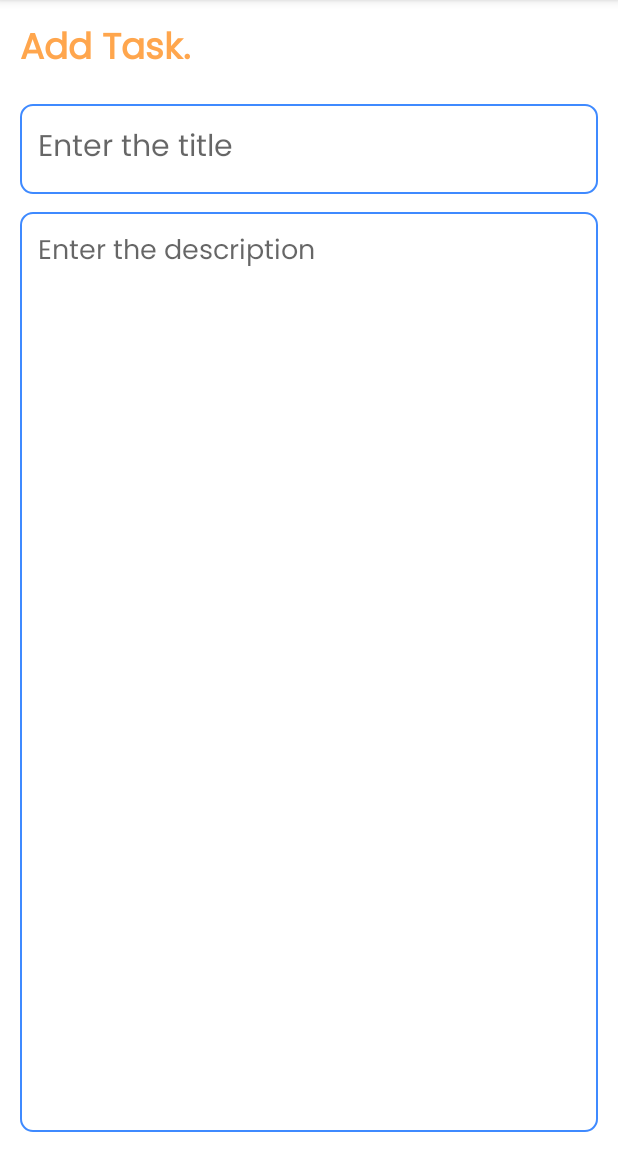
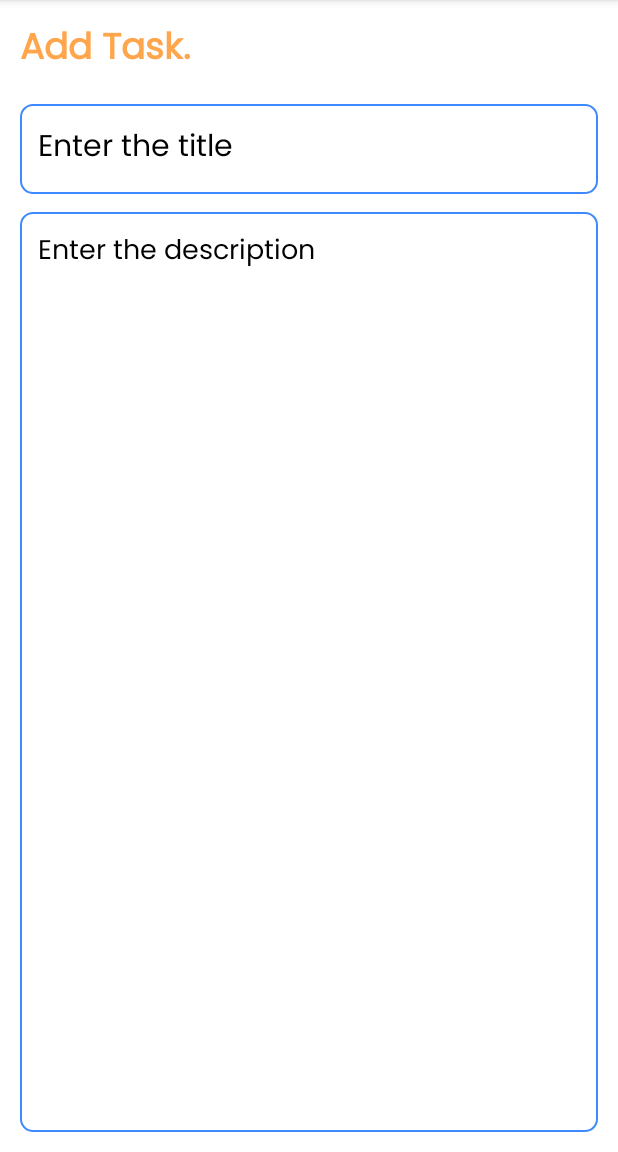
Before and after one commit to ChrisKing2023/TaskManagement2, an Android app: the AddTaskFragment screen opened through its navigation route, on a phone screen of 412 x 824 dp, the part 84-1236 px from its top. Run offline under Robolectric (Android 15) with nearby library versions, the phone set to English and light mode, and no system bars; our stand-ins replace Room's generated code, data binding.

Commit message:
small fixes

```diff
--- a/app/src/main/AndroidManifest.xml
+++ b/app/src/main/AndroidManifest.xml
@@ -6,9 +6,9 @@
         android:allowBackup="true"
         android:dataExtractionRules="@xml/data_extraction_rules"
         android:fullBackupContent="@xml/backup_rules"
-        android:icon="@mipmap/ic_launcher"
+        android:icon="@drawable/task_icon"
         android:label="@string/app_name"
-        android:roundIcon="@mipmap/ic_launcher_round"
+        android:roundIcon="@drawable/task_icon"
         android:supportsRtl="true"
         android:theme="@style/Base.Theme.TaskManagement2"
         tools:targetApi="31">
--- a/app/src/main/res/layout/fragment_add_task.xml
+++ b/app/src/main/res/layout/fragment_add_task.xml
@@ -9,6 +9,8 @@
         android:layout_height="match_parent"
         android:orientation="vertical"
         tools:context=".NewTaskFragment"
+        android:background="@color/white"
+
         android:padding="12dp">
 
         <TextView
@@ -28,6 +30,8 @@
             android:layout_width="match_parent"
             android:layout_height="60dp"
             android:hint="@string/enter_the_title"
+            android:textColorHint="@color/black"
+            android:textColor="@color/black"
             android:padding="12dp"
             android:textSize="20sp"
             android:layout_below="@id/addTaskHeading"
@@ -41,6 +45,8 @@
             android:layout_width="match_parent"
             android:layout_height="match_parent"
             android:hint="@string/enter_the_description"
+            android:textColorHint="@color/black"
+            android:textColor="@color/black"
             android:gravity="top"
             android:padding="12dp"
             android:textSize="18sp"
--- a/app/src/main/res/layout/fragment_edit_task.xml
+++ b/app/src/main/res/layout/fragment_edit_task.xml
@@ -9,6 +9,8 @@
         android:layout_height="match_parent"
         android:orientation="vertical"
         android:padding="12dp"
+        android:background="@color/white"
+        android:backgroundTint="@color/white"
         tools:context=".UpdateTaskFragment">
 
         <TextView
@@ -28,6 +30,8 @@
             android:layout_width="match_parent"
             android:layout_height="60dp"
             android:hint="@string/enter_the_title"
+            android:textColorHint="@color/black"
+            android:textColor="@color/black"
             android:padding="12dp"
             android:textSize="20sp"
             android:layout_below="@id/editTaskHeading"
@@ -41,6 +45,8 @@
             android:layout_width="match_parent"
             android:layout_height="match_parent"
             android:hint="@string/enter_the_description"
+            android:textColorHint="@color/black"
+            android:textColor="@color/black"
             android:gravity="top"
             android:padding="12dp"
             android:textSize="18sp"
--- a/app/src/main/res/layout/fragment_home.xml
+++ b/app/src/main/res/layout/fragment_home.xml
@@ -7,6 +7,8 @@
     <androidx.constraintlayout.widget.ConstraintLayout
         android:layout_width="match_parent"
         android:layout_height="match_parent"
+        android:background="@color/white"
+        android:backgroundTint="@color/white"
         tools:context=".HomeFragment">
 
         <com.google.android.material.floatingactionbutton.FloatingActionButton
--- a/app/src/main/res/values-night/themes.xml
+++ b/app/src/main/res/values-night/themes.xml
@@ -1,6 +1,6 @@
 <resources xmlns:tools="http://schemas.android.com/tools">
     <!-- Base application theme. -->
-    <style name="Base.Theme.TaskManagement2" parent="Theme.MaterialComponents.Light.DarkActionBar">
+    <style name="Base.Theme.TaskManagement2" parent="Theme.MaterialComponents.DayNight.DarkActionBar">
         <!-- Customize your dark theme here. -->
         <!-- <item name="colorPrimary">@color/my_dark_primary</item> -->
         <item name="colorPrimary">@color/blueMain</item>
```
Also changed, not shown: app/src/main/res/drawable/task_icon.png (added).
